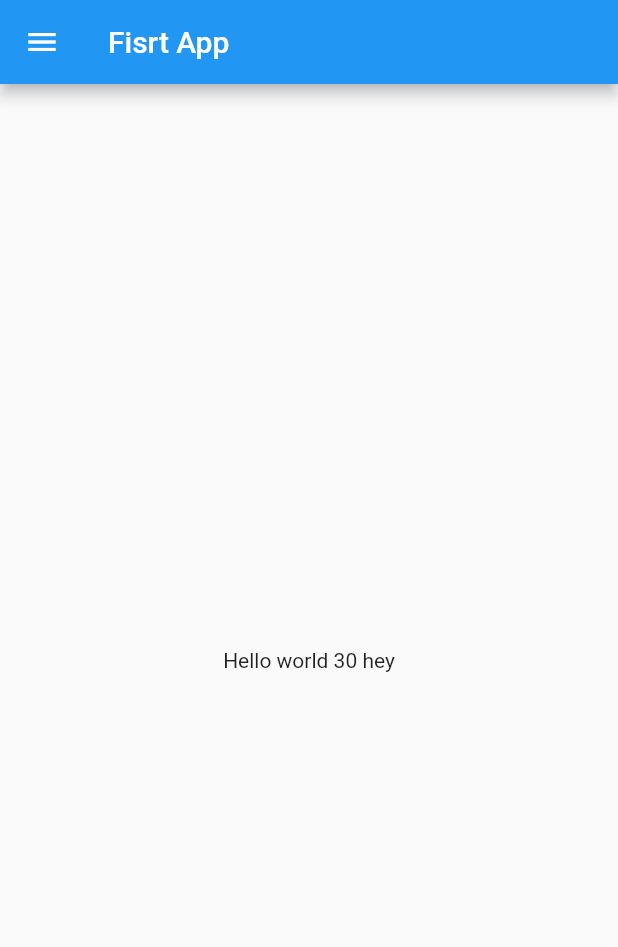
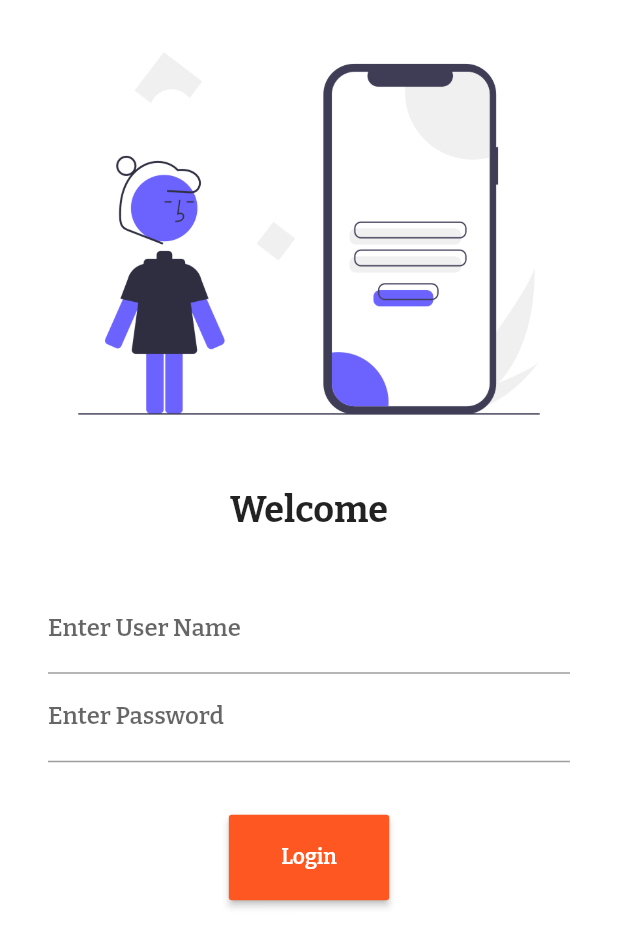
Before and after one commit to asadsanto10/basic-flutter, a Flutter app: the screen it shows after launch, on a phone screen of 412 x 824 dp. Shown: the top 947 px of the screen. Run offline on Flutter 3.47's test engine with Material 2 defaults, Android fonts, the phone set to English and light mode, and no system bars; our stand-ins replace google_fonts.

Commit message:
simple login page

```diff
--- a/lib/main.dart
+++ b/lib/main.dart
@@ -1,6 +1,9 @@
+import 'package:first_app/pages/login_page.dart';
+import 'package:first_app/router/router.dart';
 import 'package:flutter/material.dart';
+import 'package:google_fonts/google_fonts.dart';
 
-import 'home_page.dart';
+import 'pages/home_page.dart';
 
 void main() {
   runApp(const MyApp());
@@ -11,8 +14,21 @@ class MyApp extends StatelessWidget {
 
   @override
   Widget build(BuildContext context) {
-    return const MaterialApp(
-      home: HomePage(),
+    return MaterialApp(
+      debugShowCheckedModeBanner: false,
+      // home: const HomePage(),
+      themeMode: ThemeMode.light,
+      theme: ThemeData(
+          primarySwatch: Colors.deepOrange,
+          fontFamily: GoogleFonts.bitter().fontFamily),
+      darkTheme: ThemeData(
+        brightness: Brightness.dark,
+      ),
+      initialRoute: '/',
+      routes: {
+        MainRoute.homeRoute: (contex) => const HomePage(),
+        MainRoute.loginRoute: (contex) => const LoginPage(),
+      },
     );
   }
 }
--- a/lib/home_page.dart
+++ b/lib/pages/home_page.dart
@@ -12,7 +12,13 @@ class HomePage extends StatelessWidget {
       ),
       body: Center(
         child: Container(
-          child: Text('Hello world $days hey'),
+          child: Text.rich(TextSpan(
+              text: 'Hello world $days hey',
+              children: const <TextSpan>[
+                TextSpan(
+                    text: ' Beautiful',
+                    style: TextStyle(fontWeight: FontWeight.bold))
+              ])),
         ),
       ),
       drawer: const Drawer(),
--- /dev/null
+++ b/lib/pages/login_page.dart
@@ -0,0 +1,115 @@
+import 'package:first_app/router/router.dart';
+import 'package:flutter/material.dart';
+
+class LoginPage extends StatelessWidget {
+  const LoginPage({super.key});
+
+  @override
+  Widget build(BuildContext context) {
+    return Material(
+      // child: Center(
+      //   child: Text(
+      //     'Login Page',
+      //     style: TextStyle(fontSize: 20, fontWeight: FontWeight.bold),
+      //   ),
+      // ),
+      color: Colors.white,
+      child: SingleChildScrollView(
+        child: Column(
+          children: [
+            Image.asset(
+              'assets/images/login.png',
+              fit: BoxFit.cover,
+            ),
+            const SizedBox(height: 15),
+            const Text(
+              'Welcome',
+              style: TextStyle(fontSize: 24, fontWeight: FontWeight.bold),
+            ),
+            const SizedBox(height: 15),
+            Padding(
+              padding: const EdgeInsets.symmetric(horizontal: 32, vertical: 20),
+              child: Column(
+                children: [
+                  TextFormField(
+                    style: const TextStyle(fontWeight: FontWeight.w600),
+                    decoration: const InputDecoration(
+                        hintText: 'asadsanto10', labelText: 'Enter User Name'),
+                  ),
+                  TextFormField(
+                    style: const TextStyle(fontWeight: FontWeight.w600),
+                    obscureText: true,
+                    decoration: const InputDecoration(
+                        hintText: '*********', labelText: 'Enter Password'),
+                  ),
+                ],
+              ),
+            ),
+            const SizedBox(height: 15),
+            ElevatedButton(
+                onPressed: () {
+                  Navigator.pushNamed(context, MainRoute.homeRoute);
+                },
+                style: TextButton.styleFrom(
+                  foregroundColor: Colors.white,
+                  minimumSize: const Size(88, 36),
+                  padding: const EdgeInsets.symmetric(
+                      horizontal: 35.0, vertical: 20.0),
+                  shape: const RoundedRectangleBorder(
+                    borderRadius: BorderRadius.all(Radius.circular(2.0)),
+                  ),
+                ),
+                child: const Text(
+                  'Login',
+                  style: TextStyle(
+                    fontWeight: FontWeight.w600,
+                  ),
+                ))
+          ],
+        ),
+      ),
+    );
+  }
+}
+
+// import 'package:flutter/material.dart';
+
+// class LoginPage extends StatelessWidget {
+//   const LoginPage({super.key});
+
+//   @override
+//   Widget build(BuildContext context) {
+//     Widget amarCard = Card(
+//       child: Column(
+//         mainAxisSize: MainAxisSize.min,
+//         children: <Widget>[
+//           const ListTile(
+//             leading: Icon(Icons.album),
+//             title: Text('The Enchanted Nightingale'),
+//             subtitle: Text('Music by Julie Gable. Lyrics by Sidney Stein.'),
+//           ),
+//           Row(
+//             mainAxisAlignment: MainAxisAlignment.end,
+//             children: <Widget>[
+//               TextButton(
+//                 child: const Text('BUY TICKETS'),
+//                 onPressed: () {/* ... */},
+//               ),
+//               const SizedBox(width: 8),
+//               TextButton(
+//                 child: const Text('LISTEN'),
+//                 onPressed: () {/* ... */},
+//               ),
+//               const SizedBox(width: 8),
+//             ],
+//           ),
+//         ],
+//       ),
+//     );
+//     return Container(
+//       padding: const EdgeInsets.fromLTRB(10, 5, 15, 25),
+//       color: Colors.lightBlue,
+//       child: Column(children: [amarCard]),
+//     );
+//   }
+// }
--- /dev/null
+++ b/lib/router/router.dart
@@ -0,0 +1,4 @@
+class MainRoute {
+  static String loginRoute = '/';
+  static String homeRoute = '/home';
+}
```
Also changed, not shown: pubspec.yaml (+5 -6 lines), assets/images/login.png (added), pubspec.lock, 1 other file.
